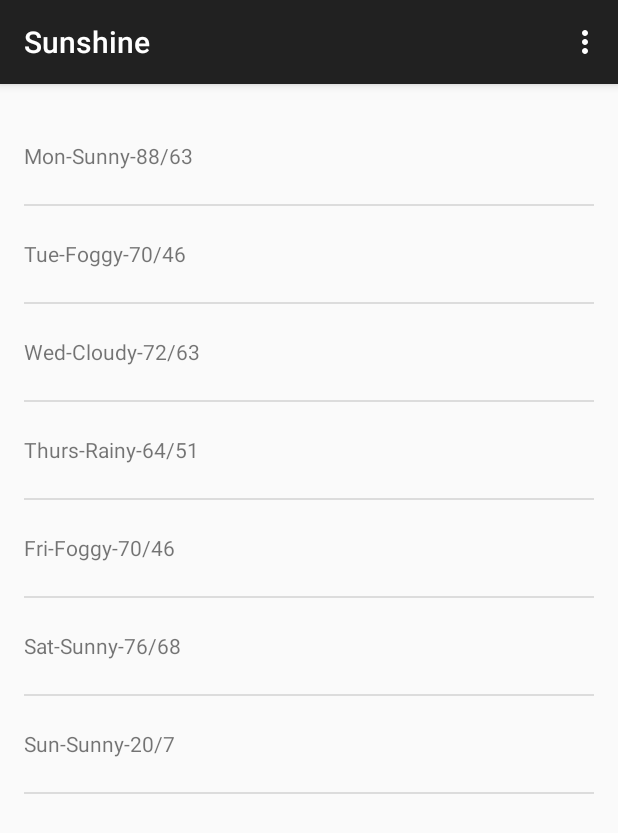
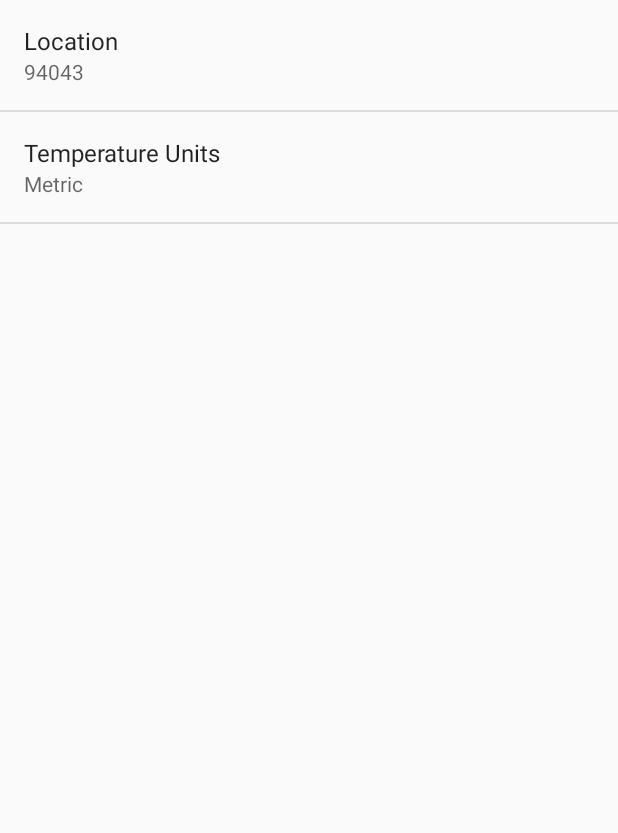
Before and after one commit to jerrybarolo/SunshineAndroidApp, an Android app: the screen it shows after launch (MainActivity before the commit, SettingsActivity after it), in the options menu, after a tap on "Settings", on a phone screen of 412 x 824 dp. Shown: the top 833 px of the screen. Run offline under Robolectric (Android 15) with nearby library versions, the phone set to English and light mode, and no system bars.

Commit message:
Avanzamento Developing Android Apps Lezione 4A e 4B

```diff
--- a/app/build.gradle
+++ b/app/build.gradle
@@ -22,4 +22,5 @@ android {
 dependencies {
     compile fileTree(dir: 'libs', include: ['*.jar'])
     compile 'com.android.support:appcompat-v7:21.0.3'
+    compile 'com.android.support:support-v4:21.0.3'
 }
--- a/app/src/main/java/com/example/android/sunshine/app/ForecastFragment.java
+++ b/app/src/main/java/com/example/android/sunshine/app/ForecastFragment.java
@@ -1,8 +1,11 @@
 package com.example.android.sunshine.app;
 
+import android.content.Intent;
+import android.content.SharedPreferences;
 import android.net.Uri;
 import android.os.AsyncTask;
 import android.os.Bundle;
+import android.preference.PreferenceManager;
 import android.support.v4.app.Fragment;
 import android.text.format.Time;
 import android.util.Log;
@@ -12,6 +15,7 @@ import android.view.MenuInflater;
 import android.view.MenuItem;
 import android.view.View;
 import android.view.ViewGroup;
+import android.widget.AdapterView;
 import android.widget.ArrayAdapter;
 import android.widget.ListView;
 
@@ -27,8 +31,6 @@ import java.net.HttpURLConnection;
 import java.net.URL;
 import java.text.SimpleDateFormat;
 import java.util.ArrayList;
-import java.util.Arrays;
-import java.util.List;
 
 /**
  * Created by jerrybarolo on 21/02/15.
@@ -36,7 +38,6 @@ import java.util.List;
 public class ForecastFragment extends Fragment {
 
     private ArrayAdapter<String> mForecastAdapter;
-    private String mLocation;
 
     public ForecastFragment() {
     }
@@ -62,20 +63,38 @@ public class ForecastFragment extends Fragment {
 
         //noinspection SimplifiableIfStatement
         if (id == R.id.action_refresh) {
-            mLocation = "94043";
-            new FetchWeatherTask().execute(mLocation);
+            updateWeather();
             return true;
         }
 
         return super.onOptionsItemSelected(item);
     }
 
+
+
+    private void updateWeather() {
+        FetchWeatherTask weatherTask = new FetchWeatherTask();
+
+        SharedPreferences sharedPref = PreferenceManager.getDefaultSharedPreferences(getActivity());
+        String location = sharedPref.getString(getString(R.string.pref_location_key), getString(R.string.pref_location_default));
+
+        weatherTask.execute(location);
+    }
+
+    @Override
+    public void onStart()
+    {
+        super.onStart();
+        updateWeather();
+    }
+
+
     @Override
     public View onCreateView(LayoutInflater inflater, ViewGroup container,
                              Bundle savedInstanceState) {
         View rootView = inflater.inflate(R.layout.fragment_main, container, false);
 
-        String[] forecastArray = {
+        /*String[] forecastArray = {
                 "Mon-Sunny-88/63",
                 "Tue-Foggy-70/46",
                 "Wed-Cloudy-72/63",
@@ -83,18 +102,31 @@ public class ForecastFragment extends Fragment {
                 "Fri-Foggy-70/46",
                 "Sat-Sunny-76/68",
                 "Sun-Sunny-20/7"
-        };
+        };*/
 
-        List<String> weekForecast = new ArrayList<String>(Arrays.asList(forecastArray));
+        //List<String> weekForecast = new ArrayList<String>(Arrays.asList(forecastArray));
 
         mForecastAdapter = new ArrayAdapter<String>( getActivity(),
                 R.layout.list_item_forecast,
                 R.id.list_item_forecast_textview,
-                weekForecast);
+                new ArrayList<String>());
 
 
         ListView myListView = (ListView) rootView.findViewById(R.id.listview_forecast);
         myListView.setAdapter(mForecastAdapter);
+
+        myListView.setOnItemClickListener(new AdapterView.OnItemClickListener() {
+            @Override
+            public void onItemClick(AdapterView<?> parent, View view, int position, long id) {
+                String forecast = mForecastAdapter.getItem(position);
+
+                //Toast.makeText(getActivity(), forecast, Toast.LENGTH_SHORT);
+
+                Intent intent = new Intent(getActivity(), DetailActivity.class)
+                        .putExtra(Intent.EXTRA_TEXT, forecast);
+                startActivity(intent);
+            }
+        });
 
         return rootView;
     }
@@ -242,6 +274,17 @@ public class ForecastFragment extends Fragment {
          */
         private String formatHighLows(double high, double low) {
             // For presentation, assume the user doesn't care about tenths of a degree.
+
+            SharedPreferences sharedPrefs = PreferenceManager.getDefaultSharedPreferences(getActivity());
+
+            String unitType = sharedPrefs.getString(getString(R.string.pref_units_key), getString(R.string.pref_units_metric));
+
+            if(unitType.equals(getString(R.string.pref_units_imperial)))
+            {
+                high = (high * 1.8) + 32;
+                low  = (low * 1.8) + 32;
+            }
+
             long roundedHigh = Math.round(high);
             long roundedLow = Math.round(low);
 
--- a/app/src/main/res/menu/main.xml
+++ b/app/src/main/res/menu/main.xml
@@ -5,4 +5,8 @@
         android:title="@string/action_settings"
         android:orderInCategory="100"
         app:showAsAction="never" />
+
+    <item android:id="@+id/action_map"
+        android:title="@string/action_map"
+        app:showAsAction="never"/>
 </menu>
--- a/app/src/main/res/values/strings.xml
+++ b/app/src/main/res/values/strings.xml
@@ -4,6 +4,39 @@
     <string name="app_name">Sunshine</string>
     <string name="hello_world">Hello world!</string>
     <string name="action_settings">Settings</string>
+    <string name="action_map">Map Location</string>
+    <string name="action_share">Share</string>
+
     <string name="action_refresh" translatable="false">Refresh</string>
+    <string name="title_activity_detail">DetailActivity</string>
+
+    <!-- Label for the location preference [CHAR LIMIT=30] -->
+    <string name="pref_location_label">Location</string>
+
+    <!-- Key name for storing location in SharedPreferences [CHAR LIMIT=NONE] -->
+    <string name="pref_location_key" translatable="false">location</string>
+
+    <!-- Default postal code for location preference [CHAR LIMIT=NONE] -->
+    <string name="pref_location_default" translatable="false">94043</string>
+
+    <!-- Strings for formatting weather-related data -->
+
+    <!-- Label for the temperature units preference [CHAR LIMIT=30] -->
+    <string name="pref_units_label">Temperature Units</string>
+
+    <!-- Label for metric option in temperature unit preference [CHAR LIMIT=25] -->
+    <string name="pref_units_label_metric">Metric</string>
+
+    <!-- Label for imperial option in temperature unit preference [CHAR LIMIT=25] -->
+    <string name="pref_units_label_imperial">Imperial</string>
+
+    <!-- Key name for temperature unit preference in SharedPreferences [CHAR LIMIT=NONE] -->
+    <string name="pref_units_key" translatable="false">units</string>
+
+    <!-- Value in SharedPreferences for metric temperature unit option [CHAR LIMIT=NONE] -->
+    <string name="pref_units_metric" translatable="false">metric</string>
+
+    <!-- Value in SharedPreferences for imperial temperature unit option [CHAR LIMIT=NONE] -->
+    <string name="pref_units_imperial" translatable="false">imperial</string>
 
 </resources>
```
Also changed, not shown: app/src/main/AndroidManifest.xml (+21 -1 lines), app/src/main/java/com/example/android/sunshine/app/DetailActivity.java (+45 -5 lines), app/src/main/java/com/example/android/sunshine/app/MainActivity.java (+38 -0 lines), 3 other files.
